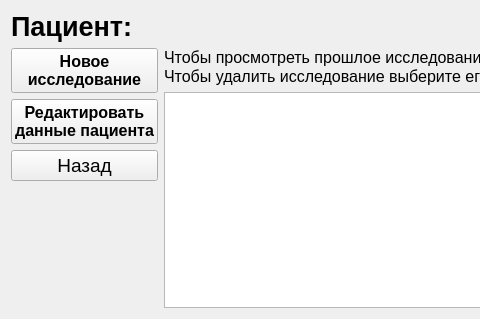
Zaher220/tsgui, file forms/patientresearchslist.ui: the form before one commit; both pictures show x 0 to 480 and y 0 to 319 of the 886 by 319 pixel window.
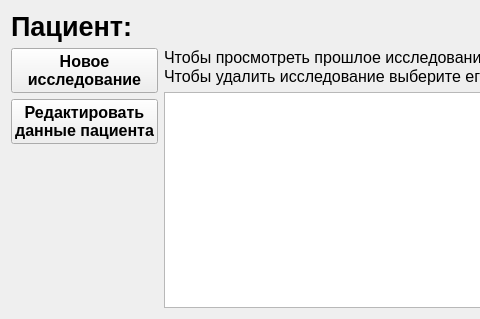
The form after the commit.

The edit to the form file:
```diff
--- a/forms/patientresearchslist.ui
+++ b/forms/patientresearchslist.ui
@@ -62,18 +62,6 @@
          </property>
         </widget>
        </item>
-       <item>
-        <widget class="QPushButton" name="backPatientProfileButton">
-         <property name="font">
-          <font>
-           <pointsize>14</pointsize>
-          </font>
-         </property>
-         <property name="text">
-          <string>Назад</string>
-         </property>
-        </widget>
-       </item>
        <item>
         <spacer name="verticalSpacer_8">
          <property name="orientation">
```
